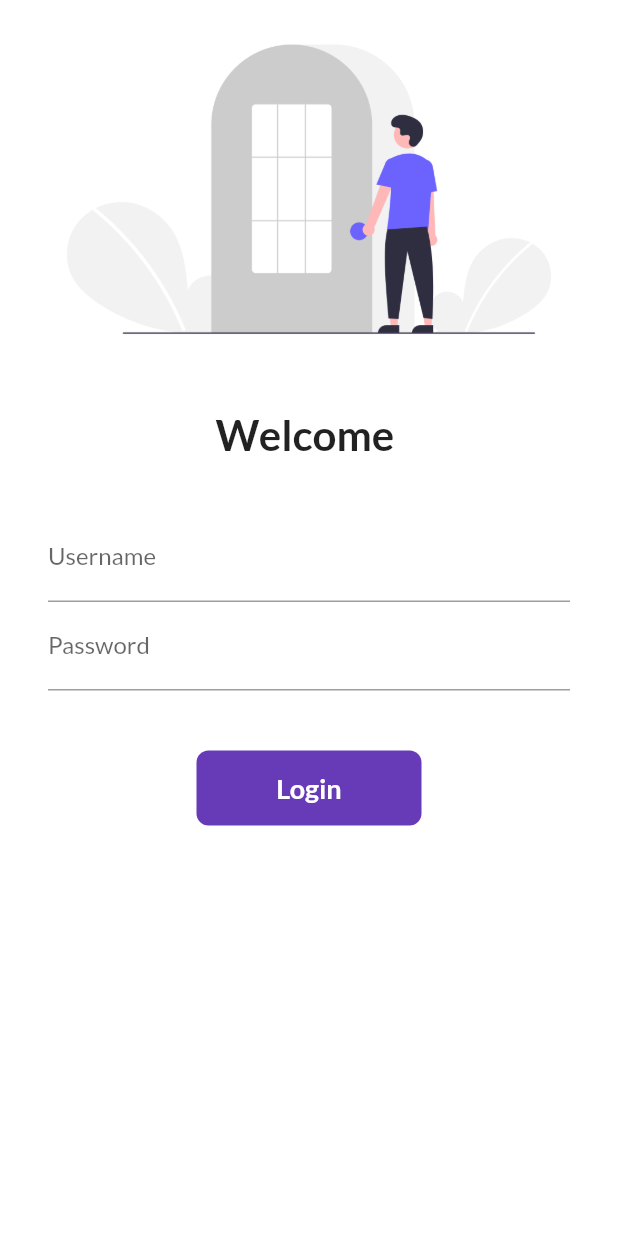
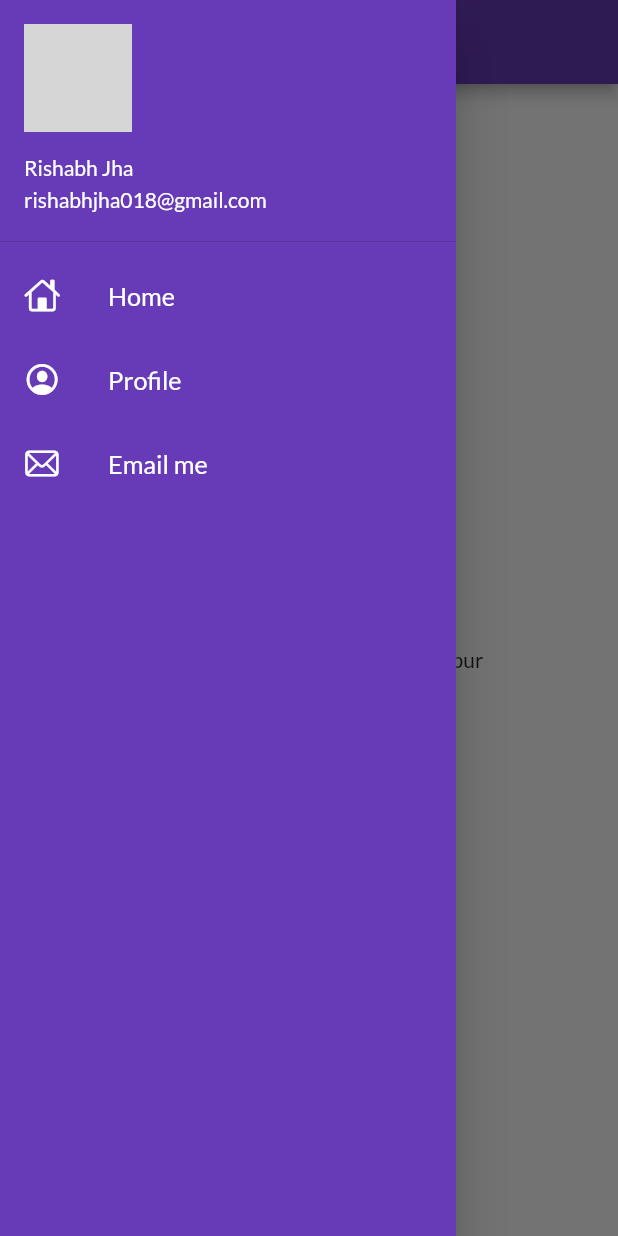
Before and after one commit to RangerRishabh/LearningFlutter, a Flutter app: the screen it shows after launch, with the side drawer open (before the commit the screen has no drawer), on a phone screen of 412 x 824 dp. Run offline on Flutter 3.47's test engine with Material 2 defaults, Android fonts, the phone set to English and light mode, and no system bars; our stand-ins replace google_fonts; network calls fail; grey boxes are pictures that could not be loaded.

Commit message:
day 9 initial commit

```diff
--- a/lib/main.dart
+++ b/lib/main.dart
@@ -19,7 +19,8 @@ class MyApp extends StatelessWidget {
       darkTheme: ThemeData(
         brightness: Brightness.dark,
       ),
-      initialRoute: "/login",
+      debugShowCheckedModeBanner: false,
+      initialRoute: MyRoutes.homeRoute,
       routes: {
         "/":(context) => LoginPage(),
         MyRoutes.homeRoute:(context) => HomePage(),
--- a/lib/pages/home_page.dart
+++ b/lib/pages/home_page.dart
@@ -1,4 +1,5 @@
 import 'package:flutter/material.dart';
+import 'package:flutter_catalog/widgets/drawer.dart';
 
 class HomePage extends StatelessWidget {
   final int hrs = 8;
@@ -15,7 +16,7 @@ class HomePage extends StatelessWidget {
           child: Text("Learning flutter in $hrs hours via $name "),
         ),
       ),
-      drawer: Drawer(),
+      drawer: MyDrawer(),
     );
   }
 }
--- /dev/null
+++ b/lib/widgets/drawer.dart
@@ -0,0 +1,64 @@
+import 'package:flutter/cupertino.dart';
+import 'package:flutter/material.dart';
+
+class MyDrawer extends StatelessWidget {
+  @override
+  Widget build(BuildContext context) {
+    final imageUrl = "https://media.istockphoto.com/id/1279804252/vector/red-dragon-in-stone-background.jpg?s=612x612&w=0&k=20&c=EODPv4GPcmnz4VhczOOv-D-V3yRrcujTsyBduZ9F0jQ=";
+    return Drawer(
+     child: Container(
+      color: Colors.deepPurple,
+       child: ListView(
+        padding: EdgeInsets.zero,
+        children: [
+          DrawerHeader(
+            padding: EdgeInsets.zero,
+            child: UserAccountsDrawerHeader(accountName: Text("Rishabh Jha"),
+            accountEmail: Text("rishabhjha018@gmail.com"),
+            margin: EdgeInsets.zero,
+            currentAccountPicture: CircleAvatar(
+              backgroundImage: NetworkImage(imageUrl),),
+             ),
+          ),
+         ListTile(
+          leading: Icon(CupertinoIcons.home,
+          color: Colors.white,
+          ),
+          title: Text(
+            "Home",
+            textScaleFactor:1.2,
+            style: TextStyle(
+              color: Colors.white,
+            ),
+          ),
+         ),
+         ListTile(
+          leading: Icon(CupertinoIcons.profile_circled,
+          color: Colors.white,
+          ),
+          title: Text(
+            "Profile",
+            textScaleFactor:1.2,
+             style: TextStyle(
+              color: Colors.white,
+            ),
+          ),
+         ),
+         ListTile(
+          leading: Icon(CupertinoIcons.mail,
+          color: Colors.white,
+          ),
+          title: Text(
+            "Email me",
+            textScaleFactor:1.2,
+             style: TextStyle(
+              color: Colors.white,
+            ),
+          ),
+         ),
+        ],
+       ),
+     ),
+    );
+  }
+}
```
